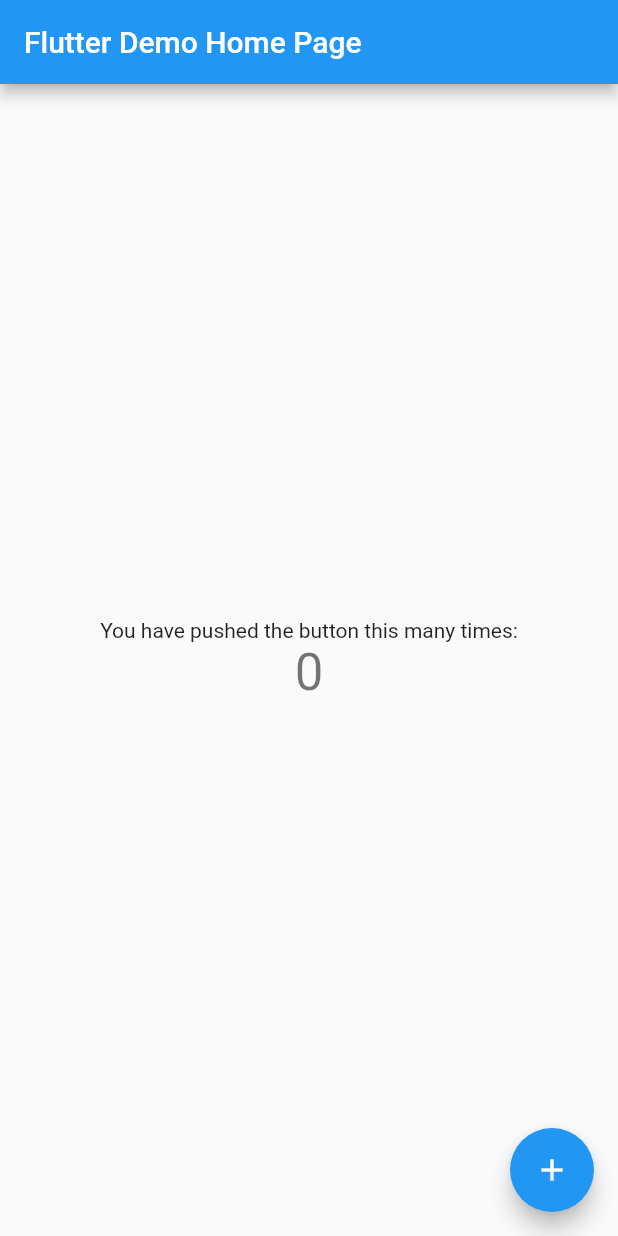
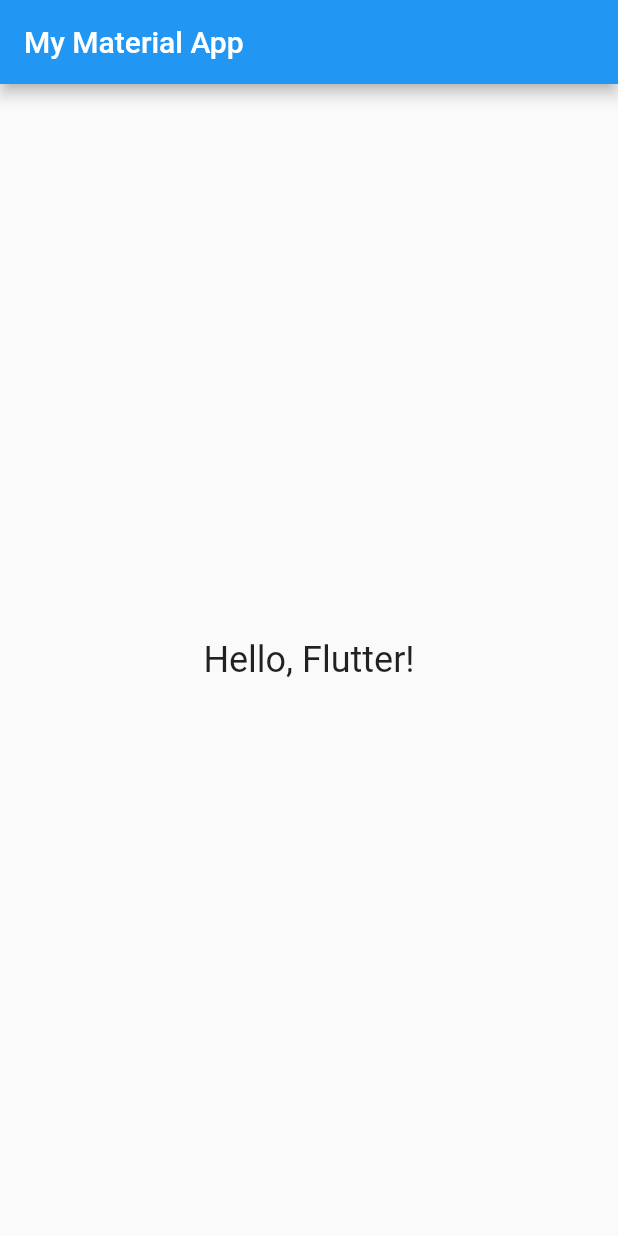
Before and after one commit to JocelynVelarde/Resourcify, a Flutter app: the screen it shows after launch, on a phone screen of 412 x 824 dp. Run offline on Flutter 3.47's test engine with Material 2 defaults, Android fonts, the phone set to English and light mode, and no system bars.

Commit message:
material app

```diff
--- a/lib/main.dart
+++ b/lib/main.dart
@@ -1,115 +1,35 @@
 import 'package:flutter/material.dart';
 
 void main() {
-  runApp(const MyApp());
+  runApp(MyMaterialApp());
 }
 
-class MyApp extends StatelessWidget {
-  const MyApp({super.key});
-
-  // This widget is the root of your application.
+class MyMaterialApp extends StatelessWidget {
   @override
   Widget build(BuildContext context) {
     return MaterialApp(
-      title: 'Flutter Demo',
+      title: 'My Material App',
       theme: ThemeData(
-        // This is the theme of your application.
-        //
-        // Try running your application with "flutter run". You'll see the
-        // application has a blue toolbar. Then, without quitting the app, try
-        // changing the primarySwatch below to Colors.green and then invoke
-        // "hot reload" (press "r" in the console where you ran "flutter run",
-        // or simply save your changes to "hot reload" in a Flutter IDE).
-        // Notice that the counter didn't reset back to zero; the application
-        // is not restarted.
         primarySwatch: Colors.blue,
       ),
-      home: const MyHomePage(title: 'Flutter Demo Home Page'),
+      home: MyHomePage(),
     );
   }
 }
 
-class MyHomePage extends StatefulWidget {
-  const MyHomePage({super.key, required this.title});
-
-  // This widget is the home page of your application. It is stateful, meaning
-  // that it has a State object (defined below) that contains fields that affect
-  // how it looks.
-
-  // This class is the configuration for the state. It holds the values (in this
-  // case the title) provided by the parent (in this case the App widget) and
-  // used by the build method of the State. Fields in a Widget subclass are
-  // always marked "final".
-
-  final String title;
-
-  @override
-  State<MyHomePage> createState() => _MyHomePageState();
-}
-
-class _MyHomePageState extends State<MyHomePage> {
-  int _counter = 0;
-
-  void _incrementCounter() {
-    setState(() {
-      // This call to setState tells the Flutter framework that something has
-      // changed in this State, which causes it to rerun the build method below
-      // so that the display can reflect the updated values. If we changed
-      // _counter without calling setState(), then the build method would not be
-      // called again, and so nothing would appear to happen.
-      _counter++;
-    });
-  }
-
+class MyHomePage extends StatelessWidget {
   @override
   Widget build(BuildContext context) {
-    // This method is rerun every time setState is called, for instance as done
-    // by the _incrementCounter method above.
-    //
-    // The Flutter framework has been optimized to make rerunning build methods
-    // fast, so that you can just rebuild anything that needs updating rather
-    // than having to individually change instances of widgets.
     return Scaffold(
       appBar: AppBar(
-        // Here we take the value from the MyHomePage object that was created by
-        // the App.build method, and use it to set our appbar title.
-        title: Text(widget.title),
+        title: Text('My Material App'),
       ),
       body: Center(
-        // Center is a layout widget. It takes a single child and positions it
-        // in the middle of the parent.
-        child: Column(
-          // Column is also a layout widget. It takes a list of children and
-          // arranges them vertically. By default, it sizes itself to fit its
-          // children horizontally, and tries to be as tall as its parent.
-          //
-          // Invoke "debug painting" (press "p" in the console, choose the
-          // "Toggle Debug Paint" action from the Flutter Inspector in Android
-          // Studio, or the "Toggle Debug Paint" command in Visual Studio Code)
-          // to see the wireframe for each widget.
-          //
-          // Column has various properties to control how it sizes itself and
-          // how it positions its children. Here we use mainAxisAlignment to
-          // center the children vertically; the main axis here is the vertical
-          // axis because Columns are vertical (the cross axis would be
-          // horizontal).
-          mainAxisAlignment: MainAxisAlignment.center,
-          children: <Widget>[
-            const Text(
-              'You have pushed the button this many times:',
-            ),
-            Text(
-              '$_counter',
-              style: Theme.of(context).textTheme.headline4,
-            ),
-          ],
+        child: Text(
+          'Hello, Flutter!',
+          style: TextStyle(fontSize: 24.0),
         ),
       ),
-      floatingActionButton: FloatingActionButton(
-        onPressed: _incrementCounter,
-        tooltip: 'Increment',
-        child: const Icon(Icons.add),
-      ), // This trailing comma makes auto-formatting nicer for build methods.
     );
   }
 }
```
